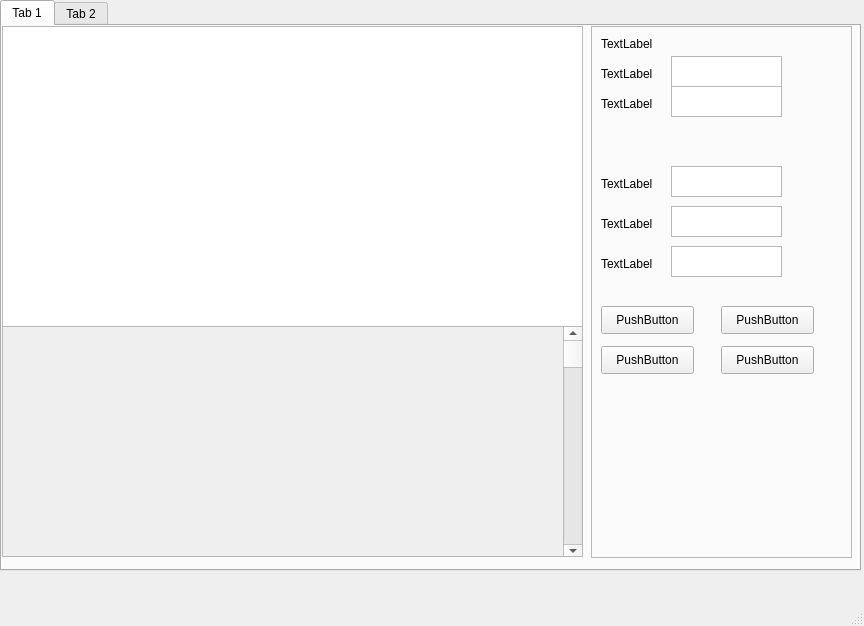
jason5769/Arduino-Control-GUI, file design.ui: the form before one commit.
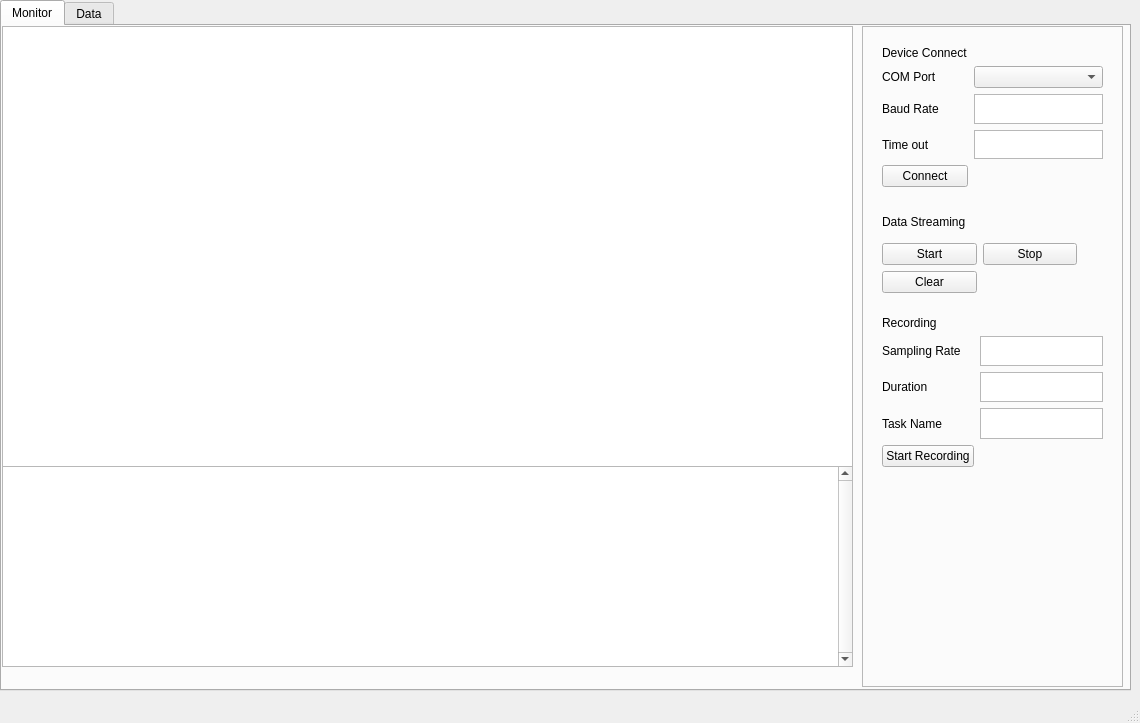
The form after the commit. The open tabs and pages were chosen to show the change.

The edit to the form file:
```diff
--- a/design.ui
+++ b/design.ui
@@ -6,8 +6,8 @@
    <rect>
     <x>0</x>
     <y>0</y>
-    <width>864</width>
-    <height>626</height>
+    <width>1140</width>
+    <height>723</height>
    </rect>
   </property>
   <property name="windowTitle">
@@ -19,8 +19,8 @@
      <rect>
       <x>0</x>
       <y>0</y>
-      <width>861</width>
-      <height>571</height>
+      <width>1131</width>
+      <height>691</height>
      </rect>
     </property>
     <property name="currentIndex">
@@ -28,61 +28,25 @@
     </property>
     <widget class="QWidget" name="tab">
      <attribute name="title">
-      <string>Tab 1</string>
+      <string>Monitor</string>
      </attribute>
-     <widget class="QScrollArea" name="scrollArea">
-      <property name="geometry">
-       <rect>
-        <x>0</x>
-        <y>300</y>
-        <width>581</width>
-        <height>231</height>
-       </rect>
-      </property>
-      <property name="widgetResizable">
-       <bool>true</bool>
-      </property>
-      <widget class="QWidget" name="scrollAreaWidgetContents">
-       <property name="geometry">
-        <rect>
-         <x>0</x>
-         <y>0</y>
-         <width>579</width>
-         <height>229</height>
-        </rect>
-       </property>
-       <widget class="QScrollBar" name="verticalScrollBar">
-        <property name="geometry">
-         <rect>
-          <x>560</x>
-          <y>0</y>
-          <width>20</width>
-          <height>231</height>
-         </rect>
-        </property>
-        <property name="orientation">
-         <enum>Qt::Vertical</enum>
-        </property>
-       </widget>
-      </widget>
-     </widget>
      <widget class="QGraphicsView" name="graphicsView">
       <property name="geometry">
        <rect>
         <x>0</x>
         <y>0</y>
-        <width>581</width>
-        <height>301</height>
+        <width>851</width>
+        <height>411</height>
        </rect>
       </property>
      </widget>
      <widget class="QFrame" name="frame">
       <property name="geometry">
        <rect>
-        <x>589</x>
+        <x>860</x>
         <y>0</y>
         <width>261</width>
-        <height>532</height>
+        <height>661</height>
        </rect>
       </property>
       <property name="frameShape">
@@ -91,191 +55,227 @@
       <property name="frameShadow">
        <enum>QFrame::Raised</enum>
       </property>
-      <widget class="QLabel" name="label">
+      <widget class="QWidget" name="gridLayoutWidget">
        <property name="geometry">
         <rect>
-         <x>10</x>
-         <y>10</y>
-         <width>58</width>
-         <height>15</height>
+         <x>20</x>
+         <y>20</y>
+         <width>221</width>
+         <height>141</height>
         </rect>
        </property>
-       <property name="text">
-        <string>TextLabel</string>
-       </property>
+       <layout class="QGridLayout" name="gridLayout">
+        <item row="4" column="0">
+         <widget class="QPushButton" name="pushButton_5">
+          <property name="text">
+           <string>Connect</string>
+          </property>
+         </widget>
+        </item>
+        <item row="1" column="1">
+         <widget class="QComboBox" name="comboBox"/>
+        </item>
+        <item row="1" column="0">
+         <widget class="QLabel" name="label">
+          <property name="enabled">
+           <bool>true</bool>
+          </property>
+          <property name="text">
+           <string>COM Port</string>
+          </property>
+         </widget>
+        </item>
+        <item row="2" column="0">
+         <widget class="QLabel" name="label_2">
+          <property name="text">
+           <string>Baud Rate</string>
+          </property>
+         </widget>
+        </item>
+        <item row="3" column="0">
+         <widget class="QLabel" name="label_3">
+          <property name="text">
+           <string>Time out</string>
+          </property>
+         </widget>
+        </item>
+        <item row="3" column="1">
+         <widget class="QTextBrowser" name="textBrowser_2">
+          <property name="verticalScrollBarPolicy">
+           <enum>Qt::ScrollBarAlwaysOff</enum>
+          </property>
+          <property name="horizontalScrollBarPolicy">
+           <enum>Qt::ScrollBarAlwaysOff</enum>
+          </property>
+         </widget>
+        </item>
+        <item row="2" column="1">
+         <widget class="QTextBrowser" name="textBrowser">
+          <property name="verticalScrollBarPolicy">
+           <enum>Qt::ScrollBarAlwaysOff</enum>
+          </property>
+          <property name="horizontalScrollBarPolicy">
+           <enum>Qt::ScrollBarAlwaysOff</enum>
+          </property>
+         </widget>
+        </item>
+        <item row="0" column="0">
+         <widget class="QLabel" name="label_5">
+          <property name="text">
+           <string>Device Connect</string>
+          </property>
+         </widget>
+        </item>
+       </layout>
       </widget>
-      <widget class="QLabel" name="label_2">
+      <widget class="QWidget" name="gridLayoutWidget_2">
        <property name="geometry">
         <rect>
-         <x>10</x>
-         <y>40</y>
-         <width>58</width>
-         <height>15</height>
+         <x>20</x>
+         <y>290</y>
+         <width>221</width>
+         <height>151</height>
         </rect>
        </property>
-       <property name="text">
-        <string>TextLabel</string>
-       </property>
+       <layout class="QGridLayout" name="gridLayout_2">
+        <item row="1" column="1">
+         <widget class="QTextBrowser" name="textBrowser_5">
+          <property name="verticalScrollBarPolicy">
+           <enum>Qt::ScrollBarAlwaysOff</enum>
+          </property>
+          <property name="horizontalScrollBarPolicy">
+           <enum>Qt::ScrollBarAlwaysOff</enum>
+          </property>
+         </widget>
+        </item>
+        <item row="4" column="0">
+         <widget class="QPushButton" name="pushButton_3">
+          <property name="text">
+           <string>Start Recording</string>
+          </property>
+         </widget>
+        </item>
+        <item row="1" column="0">
+         <widget class="QLabel" name="label_7">
+          <property name="enabled">
+           <bool>true</bool>
+          </property>
+          <property name="text">
+           <string>Sampling Rate</string>
+          </property>
+         </widget>
+        </item>
+        <item row="2" column="0">
+         <widget class="QLabel" name="label_8">
+          <property name="text">
+           <string>Duration</string>
+          </property>
+         </widget>
+        </item>
+        <item row="3" column="1">
+         <widget class="QTextBrowser" name="textBrowser_6">
+          <property name="verticalScrollBarPolicy">
+           <enum>Qt::ScrollBarAlwaysOff</enum>
+          </property>
+          <property name="horizontalScrollBarPolicy">
+           <enum>Qt::ScrollBarAlwaysOff</enum>
+          </property>
+         </widget>
+        </item>
+        <item row="3" column="0">
+         <widget class="QLabel" name="label_9">
+          <property name="text">
+           <string>Task Name</string>
+          </property>
+         </widget>
+        </item>
+        <item row="2" column="1">
+         <widget class="QTextBrowser" name="textBrowser_7">
+          <property name="verticalScrollBarPolicy">
+           <enum>Qt::ScrollBarAlwaysOff</enum>
+          </property>
+          <property name="horizontalScrollBarPolicy">
+           <enum>Qt::ScrollBarAlwaysOff</enum>
+          </property>
+         </widget>
+        </item>
+        <item row="0" column="0">
+         <widget class="QLabel" name="label_4">
+          <property name="text">
+           <string>Recording</string>
+          </property>
+         </widget>
+        </item>
+       </layout>
       </widget>
-      <widget class="QLabel" name="label_3">
+      <widget class="QWidget" name="gridLayoutWidget_3">
        <property name="geometry">
         <rect>
-         <x>10</x>
-         <y>70</y>
-         <width>58</width>
-         <height>15</height>
-        </rect>
-       </property>
-       <property name="text">
-        <string>TextLabel</string>
-       </property>
-      </widget>
-      <widget class="QTextBrowser" name="textBrowser">
-       <property name="geometry">
-        <rect>
-         <x>80</x>
-         <y>30</y>
-         <width>111</width>
-         <height>31</height>
-        </rect>
-       </property>
-      </widget>
-      <widget class="QTextBrowser" name="textBrowser_2">
-       <property name="geometry">
-        <rect>
-         <x>80</x>
-         <y>60</y>
-         <width>111</width>
-         <height>31</height>
-        </rect>
-       </property>
-      </widget>
-      <widget class="QLabel" name="label_4">
-       <property name="geometry">
-        <rect>
-         <x>10</x>
-         <y>230</y>
-         <width>58</width>
-         <height>15</height>
-        </rect>
-       </property>
-       <property name="text">
-        <string>TextLabel</string>
-       </property>
-      </widget>
-      <widget class="QTextBrowser" name="textBrowser_3">
-       <property name="geometry">
-        <rect>
-         <x>80</x>
+         <x>20</x>
          <y>180</y>
-         <width>111</width>
-         <height>31</height>
+         <width>195</width>
+         <height>87</height>
         </rect>
        </property>
+       <layout class="QGridLayout" name="gridLayout_3">
+        <item row="2" column="0">
+         <widget class="QPushButton" name="pushButton_4">
+          <property name="text">
+           <string>Clear</string>
+          </property>
+         </widget>
+        </item>
+        <item row="1" column="1">
+         <widget class="QPushButton" name="pushButton_2">
+          <property name="text">
+           <string>Stop</string>
+          </property>
+         </widget>
+        </item>
+        <item row="1" column="0">
+         <widget class="QPushButton" name="pushButton">
+          <property name="text">
+           <string>Start</string>
+          </property>
+         </widget>
+        </item>
+        <item row="0" column="0">
+         <widget class="QLabel" name="label_6">
+          <property name="text">
+           <string>Data Streaming</string>
+          </property>
+         </widget>
+        </item>
+       </layout>
       </widget>
-      <widget class="QLabel" name="label_5">
-       <property name="geometry">
-        <rect>
-         <x>10</x>
-         <y>190</y>
-         <width>58</width>
-         <height>15</height>
-        </rect>
-       </property>
-       <property name="text">
-        <string>TextLabel</string>
-       </property>
-      </widget>
-      <widget class="QTextBrowser" name="textBrowser_4">
-       <property name="geometry">
-        <rect>
-         <x>80</x>
-         <y>220</y>
-         <width>111</width>
-         <height>31</height>
-        </rect>
-       </property>
-      </widget>
-      <widget class="QLabel" name="label_6">
-       <property name="geometry">
-        <rect>
-         <x>10</x>
-         <y>150</y>
-         <width>58</width>
-         <height>15</height>
-        </rect>
-       </property>
-       <property name="text">
-        <string>TextLabel</string>
-       </property>
-      </widget>
-      <widget class="QTextBrowser" name="textBrowser_5">
-       <property name="geometry">
-        <rect>
-         <x>80</x>
-         <y>140</y>
-         <width>111</width>
-         <height>31</height>
-        </rect>
-       </property>
-      </widget>
-      <widget class="QPushButton" name="pushButton">
-       <property name="geometry">
-        <rect>
-         <x>10</x>
-         <y>280</y>
-         <width>93</width>
-         <height>28</height>
-        </rect>
-       </property>
-       <property name="text">
-        <string>PushButton</string>
-       </property>
-      </widget>
-      <widget class="QPushButton" name="pushButton_2">
-       <property name="geometry">
-        <rect>
-         <x>130</x>
-         <y>280</y>
-         <width>93</width>
-         <height>28</height>
-        </rect>
-       </property>
-       <property name="text">
-        <string>PushButton</string>
-       </property>
-      </widget>
-      <widget class="QPushButton" name="pushButton_3">
-       <property name="geometry">
-        <rect>
-         <x>10</x>
-         <y>320</y>
-         <width>93</width>
-         <height>28</height>
-        </rect>
-       </property>
-       <property name="text">
-        <string>PushButton</string>
-       </property>
-      </widget>
-      <widget class="QPushButton" name="pushButton_4">
-       <property name="geometry">
-        <rect>
-         <x>130</x>
-         <y>320</y>
-         <width>93</width>
-         <height>28</height>
-        </rect>
-       </property>
-       <property name="text">
-        <string>PushButton</string>
-       </property>
-      </widget>
+     </widget>
+     <widget class="QGraphicsView" name="graphicsView_2">
+      <property name="geometry">
+       <rect>
+        <x>0</x>
+        <y>0</y>
+        <width>851</width>
+        <height>441</height>
+       </rect>
+      </property>
+     </widget>
+     <widget class="QTextEdit" name="textEdit">
+      <property name="geometry">
+       <rect>
+        <x>0</x>
+        <y>440</y>
+        <width>851</width>
+        <height>201</height>
+       </rect>
+      </property>
+      <property name="verticalScrollBarPolicy">
+       <enum>Qt::ScrollBarAlwaysOn</enum>
+      </property>
      </widget>
     </widget>
     <widget class="QWidget" name="tab_2">
      <attribute name="title">
-      <string>Tab 2</string>
+      <string>Data</string>
      </attribute>
      <widget class="QTableView" name="tableView">
       <property name="geometry">
```
Left out of the diff: 15 changed lines with no effect on the pictures.
